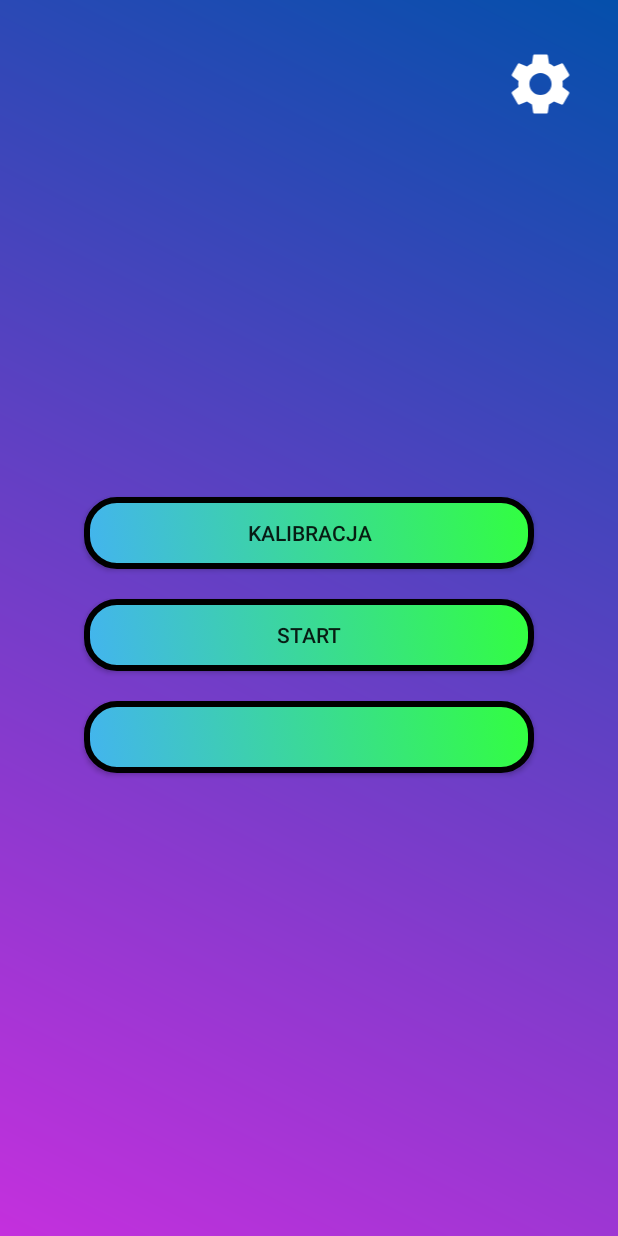
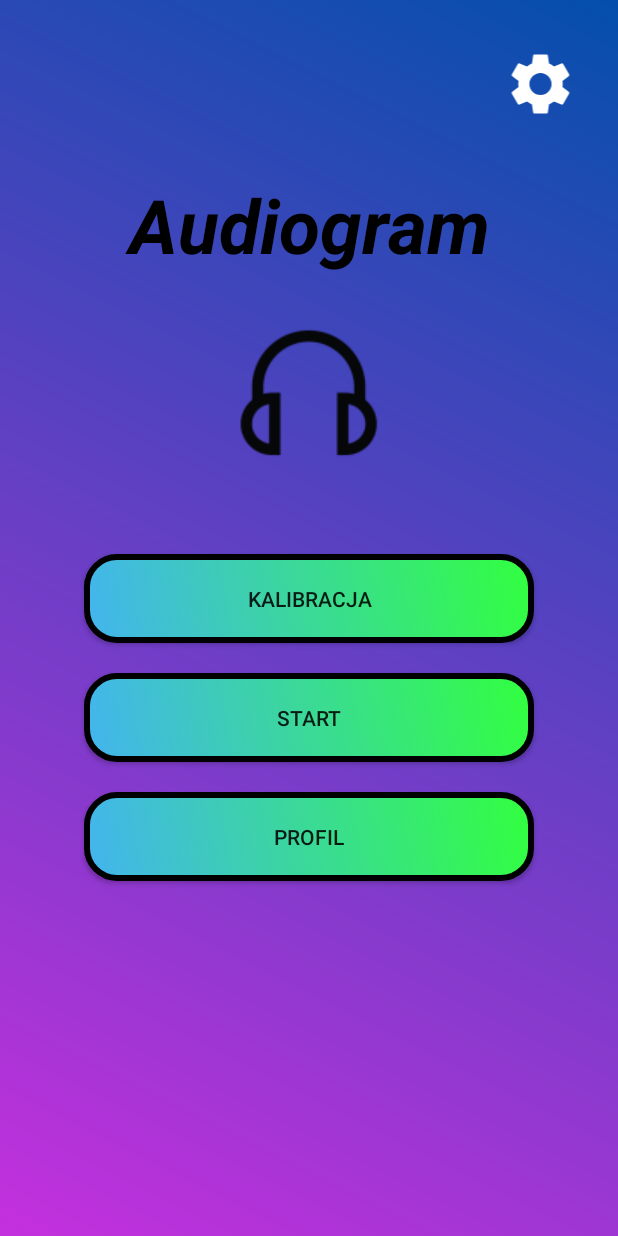
Before and after one commit to Mateusz-Gorniak/Audiogram2_0, an Android app: the MainActivity screen opened directly, with no data from a screen before it, on a phone screen of 412 x 824 dp. Run offline under Robolectric (Android 15) with nearby library versions, the phone set to English and light mode, and no system bars; our stand-ins replace Firebase (no records; nobody signed in at launch, a user with empty details on screens opened directly).

Commit message:
Update last layouts

```diff
--- a/app/src/main/res/layout/activity_about_graph.xml
+++ b/app/src/main/res/layout/activity_about_graph.xml
@@ -5,7 +5,8 @@
     android:layout_width="match_parent"
     android:layout_height="match_parent"
     tools:context=".AboutGraphActivity"
-    android:background="@drawable/background_gradient1"
-    >
+    android:background="@drawable/background_gradient1">
+
+
 
 </androidx.constraintlayout.widget.ConstraintLayout>
--- a/app/src/main/res/layout/activity_main.xml
+++ b/app/src/main/res/layout/activity_main.xml
@@ -6,6 +6,38 @@
     android:layout_height="match_parent"
     android:background="@drawable/background_gradient1"
     tools:context=".MainActivity">
+
+    <ImageView
+        android:id="@+id/imageView2"
+        android:layout_width="wrap_content"
+        android:layout_height="wrap_content"
+        android:layout_marginTop="120dp"
+        android:src="@mipmap/ic_launcher_foreground"
+        app:layout_constraintBottom_toTopOf="@+id/appCompatButton5"
+        app:layout_constraintEnd_toEndOf="parent"
+        app:layout_constraintHorizontal_bias="0.497"
+        app:layout_constraintStart_toStartOf="parent"
+        app:layout_constraintTop_toTopOf="parent"
+        app:layout_constraintVertical_bias="1.0" />
+
+    <TextView
+        android:id="@+id/title"
+        android:layout_width="match_parent"
+        android:layout_height="wrap_content"
+        android:layout_alignParentTop="true"
+        android:layout_gravity="center_horizontal"
+        android:padding="20dp"
+        android:text="Audiogram"
+        android:textAlignment="center"
+        android:textColor="@color/black"
+        android:textSize="50sp"
+        android:textStyle="italic|bold"
+        app:layout_constraintBottom_toTopOf="@+id/imageView2"
+        app:layout_constraintEnd_toEndOf="parent"
+        app:layout_constraintHorizontal_bias="0.0"
+        app:layout_constraintStart_toStartOf="parent"
+        app:layout_constraintTop_toBottomOf="@+id/show_menu"
+        app:layout_constraintVertical_bias="0.0" />
 
     <ImageView
         android:id="@+id/show_menu"
@@ -38,6 +70,8 @@
         app:layout_constraintVertical_chainStyle="packed"
         app:layout_constraintVertical_weight="1"
         android:layout_marginBottom="20dp"
+        android:layout_marginTop="110dp"
+        android:padding="20dp"
         android:text="@string/calibration"
         />
 
@@ -56,12 +90,10 @@
         app:layout_constraintVertical_weight="1"
         android:layout_marginBottom="20dp"
         android:text="@string/startapp"
-
+        android:padding="20dp"
         />
 
     <androidx.appcompat.widget.AppCompatButton
-
-
         android:id="@+id/appCompatButton4"
         android:layout_width="300dp"
         android:layout_height="wrap_content"
@@ -72,6 +104,8 @@
         app:layout_constraintStart_toStartOf="parent"
         app:layout_constraintTop_toBottomOf="@+id/appCompatButton3"
         app:layout_constraintVertical_weight="1"
+        android:text="Profil"
+        android:padding="20dp"
 
         />
 
```
